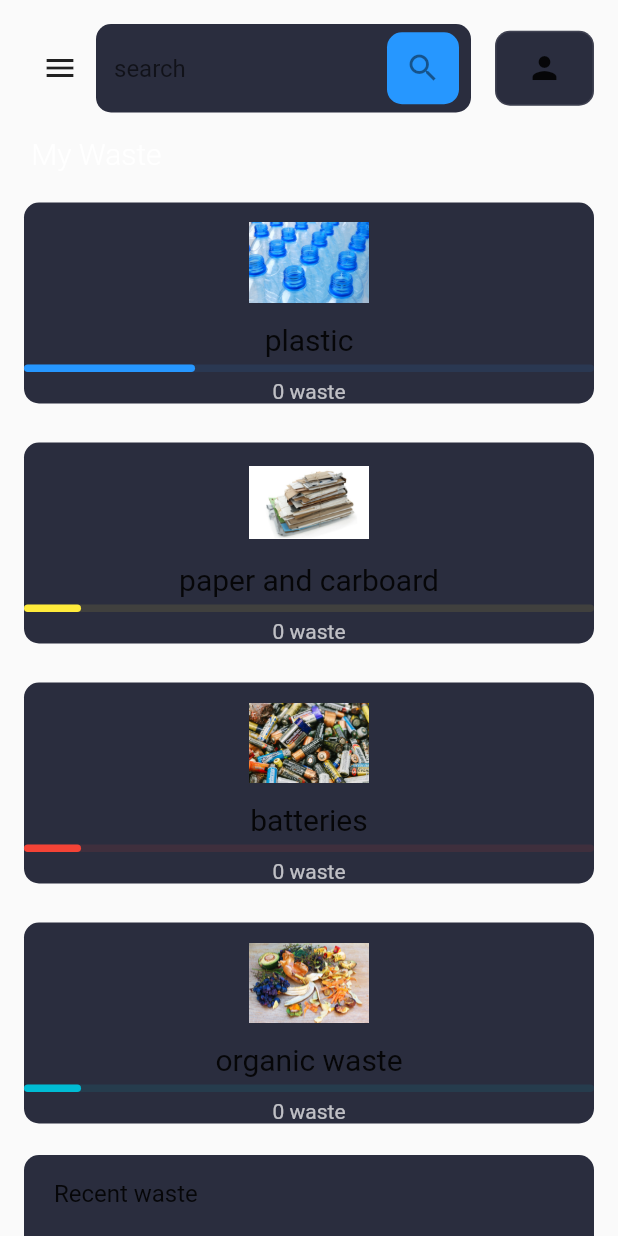
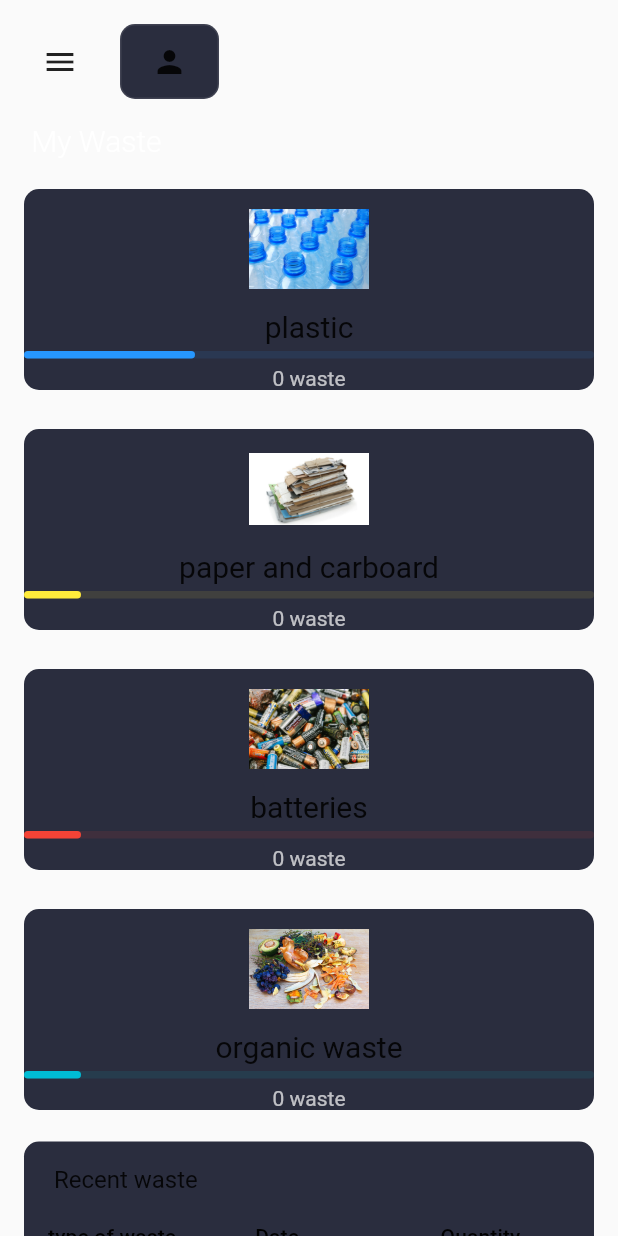
Before and after one commit to na-bila/TrashTracker, a Flutter app: the MainScreen screen opened directly, on a phone screen of 412 x 824 dp. Run offline on Flutter 3.47's test engine with Material 2 defaults, Android fonts, the phone set to English and light mode, and no system bars; our stand-ins replace cloud_firestore, email_validator, firebase_auth, firebase_core, fl_chart, flutter_spinkit and 3 more; accounts and stored records are empty; network calls fail.

Commit message:
rigelt profile wo commentit search bar

```diff
--- a/lib/auth_system/registration_screen.dart
+++ b/lib/auth_system/registration_screen.dart
@@ -77,9 +77,9 @@ class _RegistrationScreenState extends State<RegistrationScreen> {
     var firebaseUser = FirebaseAuth.instance.currentUser;
     await FirebaseFirestore.instance.collection('users').doc(firebaseUser?.uid).set({
       'email': email,
-      'username': displayName,
+      'displayName': displayName,
       'adress': city,
-      'phone': phone,
+      'phoneNumber': phone,
     });
   }
 
--- a/lib/screens/dashboard/components/header.dart
+++ b/lib/screens/dashboard/components/header.dart
@@ -28,9 +28,9 @@ class  header extends StatelessWidget {
         ),
         if (!Responsive.isMobile(context))
         Spacer( flex:Responsive.isDesktop(context) ? 2:1,),
-        Expanded(
-          child: SearchField(),
-        ),
+        //Expanded(
+        //  child: SearchField(),
+        //),
         ProfileCard(),
 
       ],
@@ -72,39 +72,39 @@ class ProfileCard extends StatelessWidget{
     );
   }}
 
-class  SearchField extends StatelessWidget {
-  const SearchField({
-   Key?  key ,
-  }) : super ( key:key);
-  @override
-  Widget build(BuildContext context){
-    return TextField (
-      decoration: InputDecoration(
-        hintText:"search",
-        fillColor: secondaryColor,
-        filled: true,
-        border: OutlineInputBorder (
-          borderSide: BorderSide.none,
-          borderRadius:
-          const BorderRadius.all(Radius.circular(10)),
-
-        ),
-        suffixIcon: InkWell(
-          onTap: () {} ,
-          child: Container(
-            padding: EdgeInsets.all(defaultPadding*0.75),
-            margin: EdgeInsets.symmetric(horizontal: defaultPadding/2),
-            decoration: BoxDecoration(
-              color: primaryColor,
-              borderRadius:
-              const BorderRadius.all(Radius.circular(10)),
-            ),
-            child: Icon(Icons.search),
-            // SvgPicture.asset ("assets/icons/search-right-1507-svgrepo-com.svg"),
-          ),
-        ),
-
-      ),
-    );
-  }
-}
+//class  SearchField extends StatelessWidget {
+//  const SearchField({
+//   Key?  key ,
+//  }) : super ( key:key);
+//  @override
+//  Widget build(BuildContext context){
+//    return TextField (
+//      decoration: InputDecoration(
+//        hintText:"search",
+//        fillColor: secondaryColor,
+//        filled: true,
+//        border: OutlineInputBorder (
+//          borderSide: BorderSide.none,
+//          borderRadius:
+//          const BorderRadius.all(Radius.circular(10)),
+//
+//        ),
+//        suffixIcon: InkWell(
+//          onTap: () {} ,
+//          child: Container(
+//            padding: EdgeInsets.all(defaultPadding*0.75),
+//            margin: EdgeInsets.symmetric(horizontal: defaultPadding/2),
+//            decoration: BoxDecoration(
+//              color: primaryColor,
+//              borderRadius:
+//              const BorderRadius.all(Radius.circular(10)),
+//            ),
+//            child: Icon(Icons.search),
+//            // SvgPicture.asset ("assets/icons/search-right-1507-svgrepo-com.svg"),
+//          ),
+//        ),
+//
+//      ),
+//    );
+//  }
+//}
```
Also changed, not shown: lib/auth_system/services/auth_service_google.dart (+16 -3 lines), lib/screens/dashboard/components/profile.dart (+32 -10 lines).
